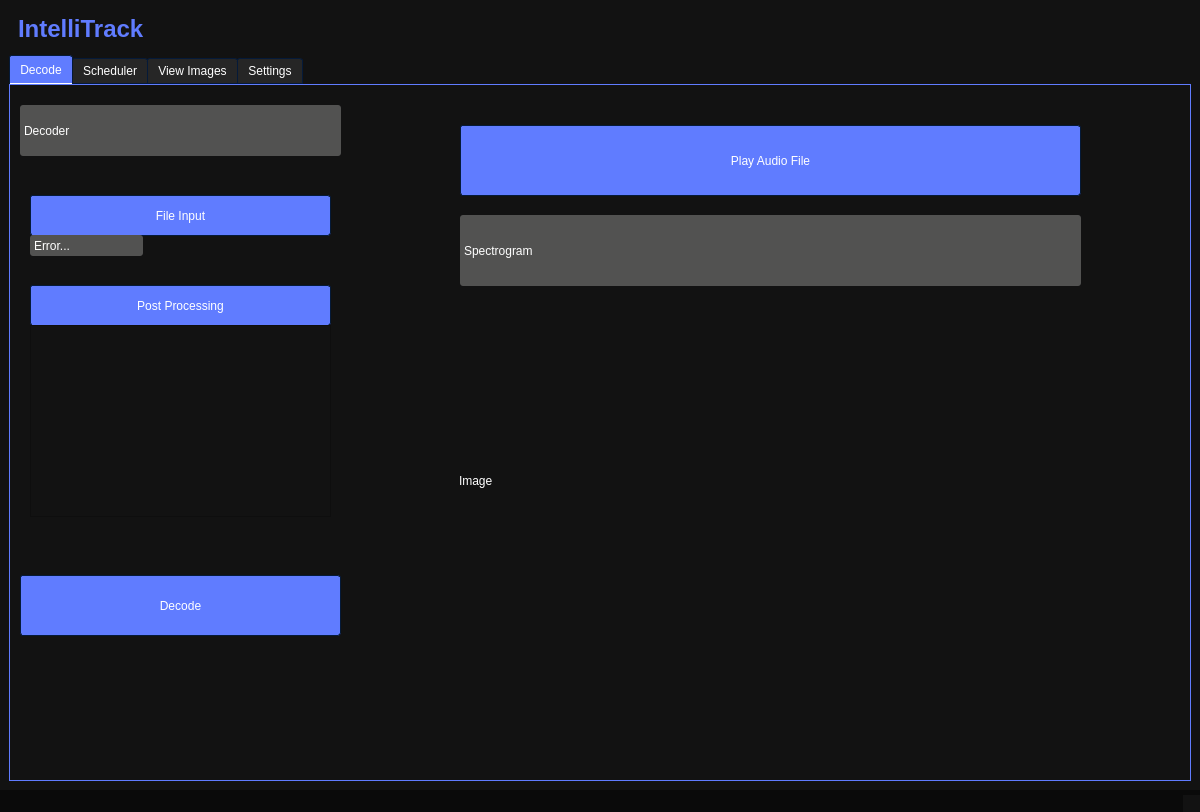
This is Senior-Design/mainwindow.ui in JamesOstrowski21/Senior_Design- as Qt 5 draws it before an edit. The edited form follows.
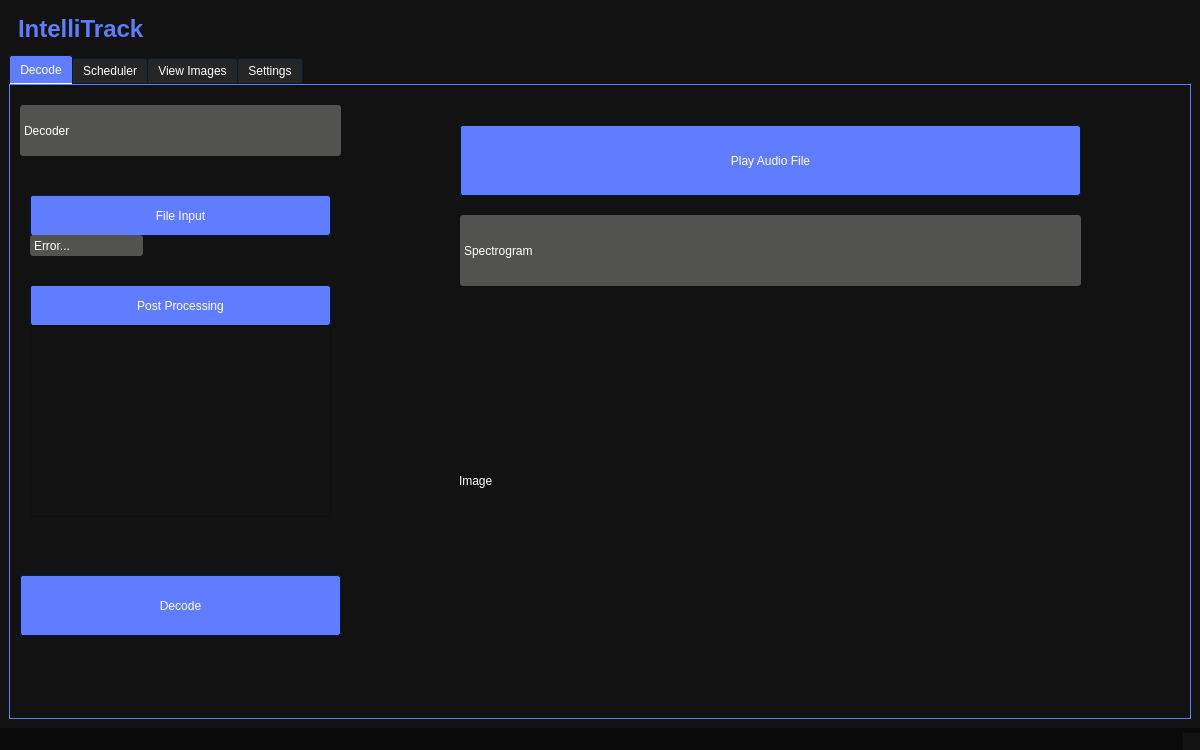
This is the edited form. Icons and pictures are not drawn.

Commit message: scheduler page outline

```diff
--- a/Senior-Design/mainwindow.ui
+++ b/Senior-Design/mainwindow.ui
@@ -7,7 +7,7 @@
     <x>0</x>
     <y>0</y>
     <width>1200</width>
-    <height>812</height>
+    <height>750</height>
    </rect>
   </property>
   <property name="minimumSize">
```
